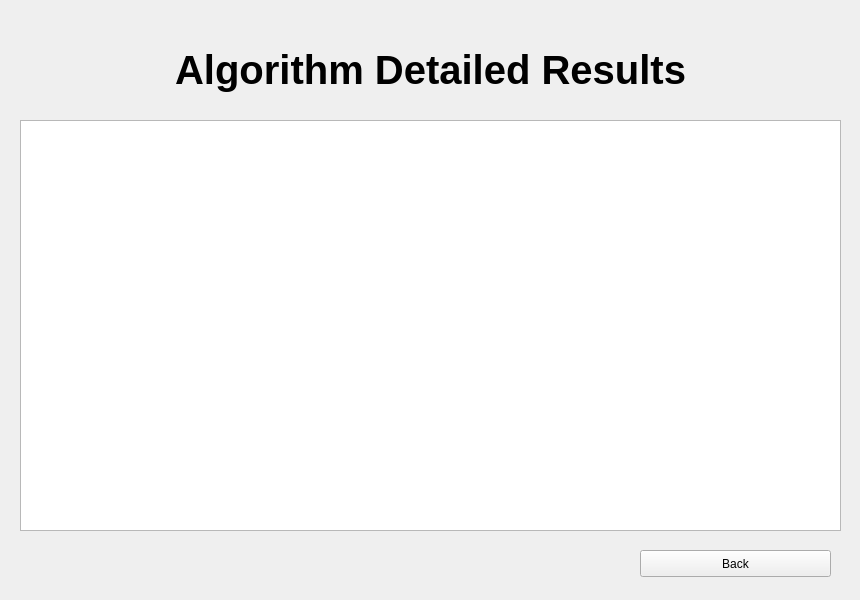
Above: Final/Algorithm/detailedresults.ui from aboodmufti/cupid before the change. Below: the same form after it.
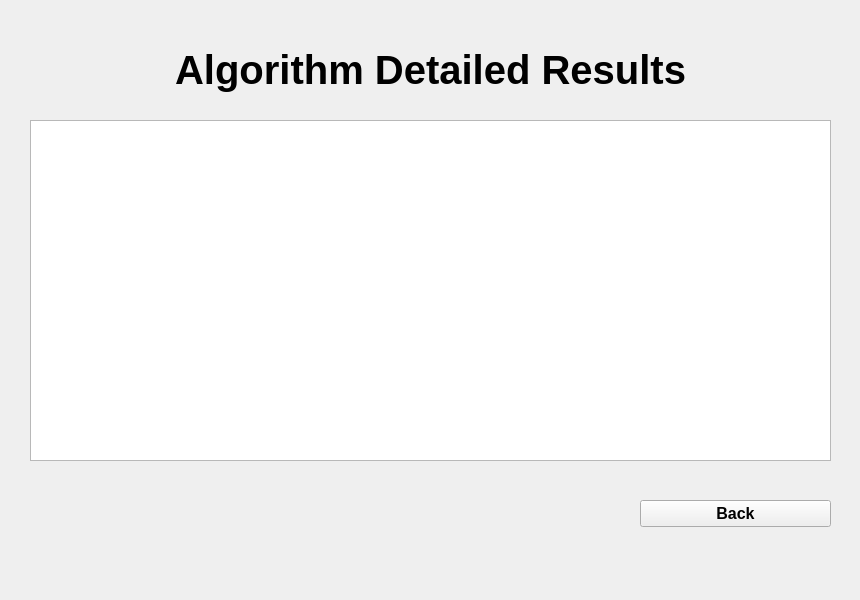
That is the form after the change.

What changed in the file:
```diff
--- a/Final/Algorithm/detailedresults.ui
+++ b/Final/Algorithm/detailedresults.ui
@@ -39,10 +39,10 @@
   <widget class="QTextBrowser" name="outputBrowser">
    <property name="geometry">
     <rect>
-     <x>20</x>
+     <x>30</x>
      <y>120</y>
-     <width>821</width>
-     <height>411</height>
+     <width>801</width>
+     <height>341</height>
     </rect>
    </property>
   </widget>
@@ -50,11 +50,18 @@
    <property name="geometry">
     <rect>
      <x>640</x>
-     <y>550</y>
+     <y>500</y>
      <width>191</width>
      <height>27</height>
     </rect>
    </property>
+   <property name="font">
+    <font>
+     <pointsize>12</pointsize>
+     <weight>75</weight>
+     <bold>true</bold>
+    </font>
+   </property>
    <property name="text">
     <string>Back</string>
    </property>
```
